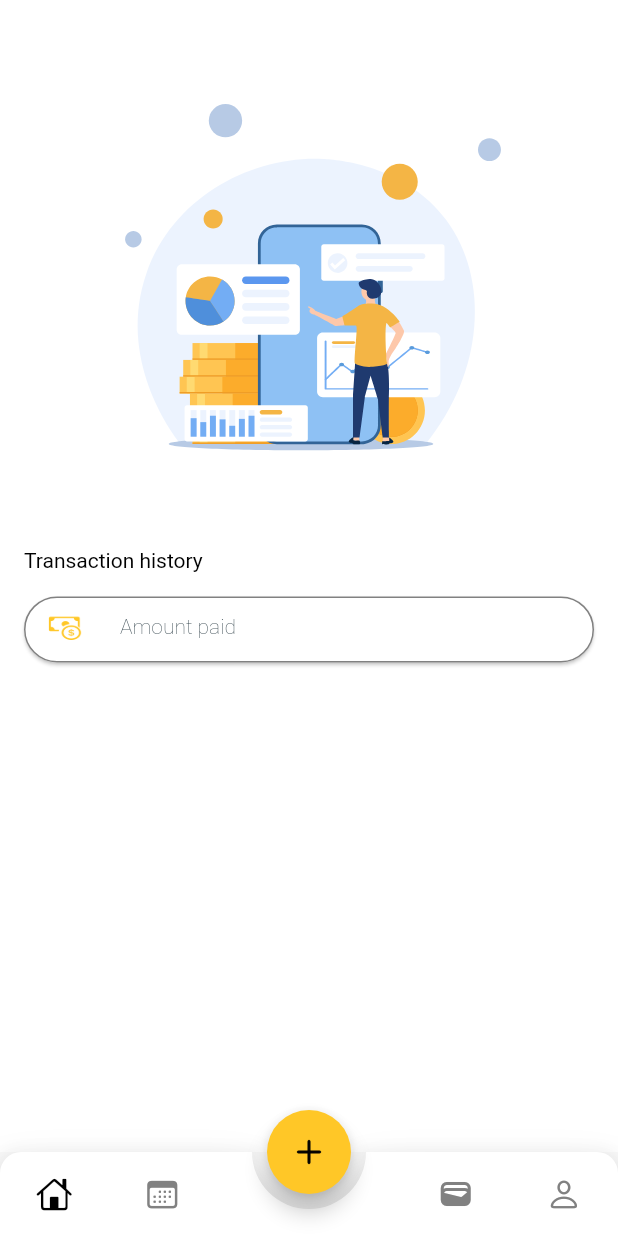
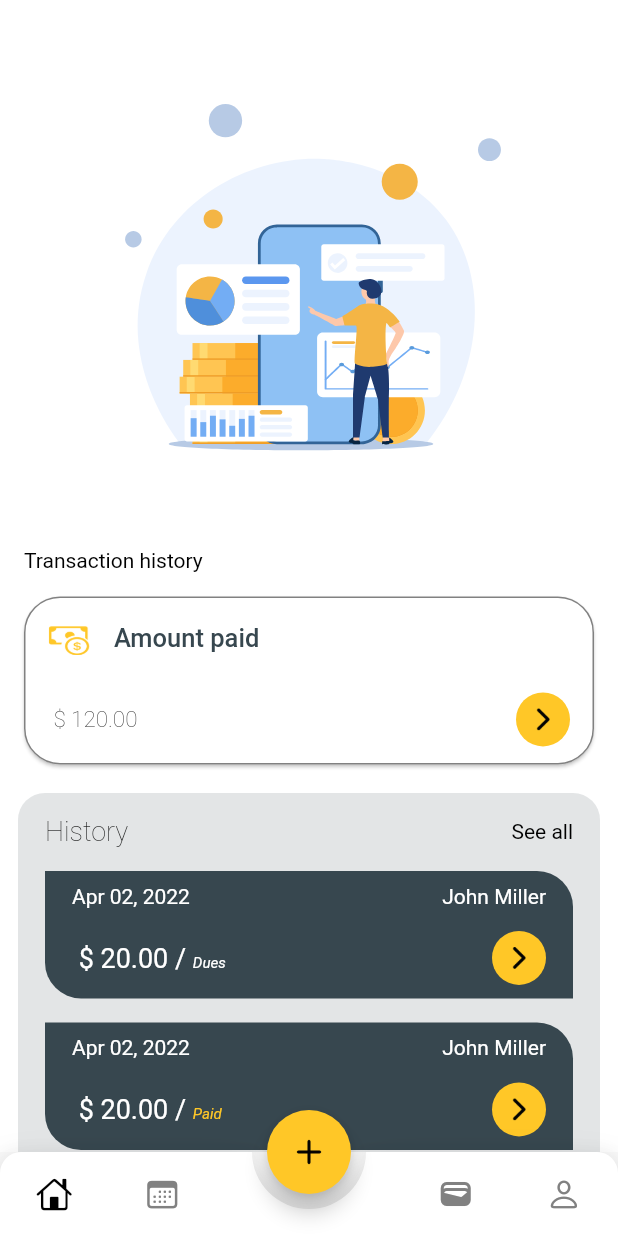
Before and after one commit to Zeeshan-progs/finance_friend, a Flutter app: the screen it shows after launch, on a phone screen of 412 x 824 dp. Run offline on Flutter 3.47's test engine with Material 2 defaults, Android fonts, the phone set to English and light mode, and no system bars; drawn by our look-alikes of animated_bottom_navigation_bar; our stand-ins replace get, get_it, lottie; Roboto replaces fonts that are missing (Poppins-Black).

Commit message:
home screen ui

```diff
--- a/lib/constants/theme.dart
+++ b/lib/constants/theme.dart
@@ -20,7 +20,19 @@ ThemeData themeData = ThemeData(
       color: AppColor.black,
       fontSize: 14,
       fontFamily: FontFamily.popins,
-      fontWeight: FontWeight.w400,
+      fontWeight: FontWeight.normal,
+    ),
+    subtitle1:  TextStyle(
+      color: AppColor.white,
+      fontSize: 14,
+      fontFamily: FontFamily.popins,
+      fontWeight: FontWeight.normal,
+    ),
+    headline6: TextStyle(
+      color: AppColor.black,
+      fontSize: 14,
+      fontFamily: FontFamily.popins,
+      fontWeight: FontWeight.w500,
     ),
   ),
 );
--- a/lib/ui/calendar/calendar.dart
+++ b/lib/ui/calendar/calendar.dart
@@ -1,3 +1,6 @@
+import 'package:finance_friend/constants/color.dart';
+import 'package:finance_friend/constants/font_family.dart';
+import 'package:finance_friend/constants/theme.dart';
 import 'package:flutter/material.dart';
 
 class Calendar extends StatelessWidget {
@@ -6,7 +9,36 @@ class Calendar extends StatelessWidget {
   @override
   Widget build(BuildContext context) {
     return Scaffold(
-      body: SafeArea(child: Text('Calendar')),
+      body: SafeArea(
+        child: SingleChildScrollView(
+          child: Column(
+            children: [
+              Theme(
+                data: ThemeData(
+                  colorScheme: const ColorScheme.light(
+                    primary: AppColor.secondary,
+                    onPrimary: AppColor.black,
+                  ),
+                  fontFamily: FontFamily.popins,
+                  textTheme: themeData.textTheme,
+                  textButtonTheme: TextButtonThemeData(
+                    style: ElevatedButton.styleFrom(
+                      primary: AppColor.black,
+                    ),
+                  ),
+                ),
+                child: CalendarDatePicker(
+                  initialDate: DateTime.now(),
+                  firstDate: DateTime(2000),
+                  lastDate: DateTime(2099),
+                  onDateChanged: (_) {},
+                  initialCalendarMode: DatePickerMode.day,
+                ),
+              ),
+            ],
+          ),
+        ),
+      ),
     );
   }
 }
--- a/lib/ui/dashboard/dashboard.dart
+++ b/lib/ui/dashboard/dashboard.dart
@@ -1,9 +1,16 @@
 import 'package:finance_friend/constants/assets.dart';
 import 'package:finance_friend/constants/color.dart';
 import 'package:finance_friend/constants/theme.dart';
+import 'package:finance_friend/utils/methods.dart';
 import 'package:finance_friend/utils/utils.dart';
 import 'package:flutter/material.dart';
+import 'package:flutter/services.dart';
+import 'package:intl/intl.dart';
 import 'package:lottie/lottie.dart';
+
+import '../../widget/history_widget.dart';
+import '../../widget/left_arrow_widget.dart';
+import 'package:get/get.dart';
 
 class Dashboard extends StatelessWidget {
   const Dashboard({Key? key}) : super(key: key);
@@ -12,13 +19,23 @@ class Dashboard extends StatelessWidget {
   Widget build(BuildContext context) {
     return Scaffold(
       backgroundColor: AppColor.white,
+      appBar: AppBar(
+        toolbarHeight: 0,
+        elevation: 0,
+        systemOverlayStyle: const SystemUiOverlayStyle(
+          statusBarColor: AppColor.white,
+          statusBarIconBrightness: Brightness.dark,
+          statusBarBrightness: Brightness.dark,
+        ),
+      ),
       body: SafeArea(
+        child: SingleChildScrollView(
           child: Column(
             mainAxisAlignment: MainAxisAlignment.start,
             crossAxisAlignment: CrossAxisAlignment.start,
             children: [
               // lets add lottie image in our app
-            DeviceUtils().blackHeight(20),
+              DeviceUtils.blackHeight(20),
               Container(
                 height: DeviceUtils.getScaledHeight(context, 0.4),
                 width: DeviceUtils.width(context),
@@ -30,7 +47,7 @@ class Dashboard extends StatelessWidget {
                 ),
               ),
 
-            DeviceUtils().blackHeight(16),
+              DeviceUtils.blackHeight(16),
               Padding(
                 padding: const EdgeInsets.symmetric(horizontal: 16.0),
                 child: Text(
@@ -39,8 +56,63 @@ class Dashboard extends StatelessWidget {
                 ),
               ),
 
-            DeviceUtils().blackHeight(16),
-            Card(
+              DeviceUtils.blackHeight(16),
+              _transactionWidget(context),
+              DeviceUtils.blackHeight(19),
+              Container(
+                width: DeviceUtils.width(context),
+                margin: const EdgeInsets.symmetric(horizontal: 12),
+                decoration: BoxDecoration(
+                  color: const Color(0xff37474F).withOpacity(0.14),
+                  borderRadius: const BorderRadius.vertical(
+                    top: Radius.circular(18),
+                  ),
+                ),
+                padding:
+                    const EdgeInsets.symmetric(horizontal: 18, vertical: 15),
+                child: Column(
+                  mainAxisAlignment: MainAxisAlignment.start,
+                  crossAxisAlignment: CrossAxisAlignment.start,
+                  children: [
+                    Row(
+                      mainAxisAlignment: MainAxisAlignment.spaceBetween,
+                      children: [
+                        Align(
+                          alignment: Alignment.center,
+                          child: Text(
+                            'History',
+                            style: themeData.textTheme.bodyText1?.copyWith(
+                              fontWeight: FontWeight.w200,
+                              fontSize: 18,
+                            ),
+                          ),
+                        ),
+                        InkWell(
+                          onTap: () {},
+                          child: Text(
+                            'See all',
+                            style: themeData.textTheme.bodyText1,
+                          ),
+                        )
+                      ],
+                    ),
+                    DeviceUtils.blackHeight(16),
+                    ...List.generate(
+                      3,
+                      (index) => HistoryCard(index: index),
+                    ),
+                  ],
+                ),
+              ),
+            ],
+          ),
+        ),
+      ),
+    );
+  }
+
+  Card _transactionWidget(BuildContext context) {
+    return Card(
       margin: const EdgeInsets.symmetric(horizontal: 16),
       color: AppColor.white,
       shape: RoundedRectangleBorder(
@@ -58,26 +130,37 @@ class Dashboard extends StatelessWidget {
                 children: [
                   Image.asset(
                     Assets.cashBanner,
-                            height: 24,
-                            width: 24,
+                    height: 40,
+                    width: 30,
                   ),
-                          DeviceUtils().blackWidth(24),
+                  DeviceUtils.blackWidth(14),
                   Text(
-                            'Amount paid',
+                    'Amount paid ',
                     style: themeData.textTheme.bodyText1?.copyWith(
-                              fontSize: 14,
-                              fontWeight: FontWeight.w200,
+                      fontSize: 17,
+                      fontWeight: FontWeight.w500,
                       color: const Color(0xff37474f),
                     ),
                   ),
                 ],
               ),
+              DeviceUtils.blackHeight(16),
+              Row(
+                mainAxisAlignment: MainAxisAlignment.spaceBetween,
+                children: [
+                  Text(
+                    currencyFormat(120),
+                    style: themeData.textTheme.bodyText1?.copyWith(
+                      fontSize: 15,
+                      color: AppColor.black,
+                      fontWeight: FontWeight.w200,
+                    ),
+                  ),
+                  ArrowWidget(),
+                ],
+              ),
             ],
           )),
-            ),
-          ],
-        ),
-      ),
     );
   }
 }
--- a/lib/utils/methods.dart
+++ b/lib/utils/methods.dart
@@ -1,3 +1,7 @@
+import 'package:intl/intl.dart' as intls;
+
 String currencyFormat(num amt) {
-  return '';
+  return intls.NumberFormat.currency(
+          decimalDigits: 2, symbol: ' \$ ', name: 'USD')
+      .format(amt);
 }
--- a/lib/utils/utils.dart
+++ b/lib/utils/utils.dart
@@ -6,14 +6,14 @@ import '../di/service utils/service_locator.dart';
 class DeviceUtils {
   var navigationService = getIt<NavigationService>().naviagatorKey;
   // blank space height
-  Widget blackHeight(double height) {
+ static Widget blackHeight(double height) {
     return Container(
       height: height,
     );
   }
 
 // blank spacec width
-  Widget blackWidth(double value) {
+static  Widget blackWidth(double value) {
     return Container(
       width: value,
     );
--- /dev/null
+++ b/lib/widget/history_widget.dart
@@ -0,0 +1,95 @@
+import 'package:flutter/material.dart';
+import 'package:get/get.dart';
+import 'package:intl/intl.dart';
+
+import '../constants/color.dart';
+import '../constants/theme.dart';
+import '../utils/methods.dart';
+import '../utils/utils.dart';
+import 'left_arrow_widget.dart';
+
+
+
+
+class HistoryCard extends StatelessWidget {
+  HistoryCard({
+    Key? key,
+    required this.index,
+  }) : super(key: key);
+  int index;
+  @override
+  Widget build(BuildContext context) {
+    return Container(
+      margin: const EdgeInsets.only(bottom: 16),
+      decoration: const BoxDecoration(
+        color: AppColor.primary,
+        borderRadius: BorderRadius.only(
+          topRight: Radius.circular(24),
+          bottomLeft: Radius.circular(24),
+        ),
+      ),
+      padding: const EdgeInsets.symmetric(
+        horizontal: 18,
+        vertical: 9,
+      ),
+      child: Column(
+        mainAxisSize: MainAxisSize.min,
+        children: [
+          Row(
+            children: [
+              Expanded(
+                child: Text(
+                  DateFormat('MMM dd, yyyy').format(
+                    DateTime(2022, 4, 2),
+                  ),
+                  style: themeData.textTheme.bodyText1!.copyWith(
+                    color: AppColor.white,
+                    fontWeight: FontWeight.normal,
+                    fontSize: 14,
+                  ),
+                ),
+              ),
+              Text(
+                'John miller'.capitalize!,
+                style: themeData.textTheme.subtitle1!.copyWith(
+                  color: AppColor.white,
+                ),
+              ),
+            ],
+          ),
+          DeviceUtils.blackHeight(15),
+          Row(
+            mainAxisAlignment: MainAxisAlignment.spaceBetween,
+            children: [
+              Expanded(
+                child: RichText(
+                  text: TextSpan(
+                      text: currencyFormat(20),
+                      style:
+                          themeData.textTheme.subtitle1?.copyWith(fontSize: 18),
+                      children: [
+                        const TextSpan(
+                          text: ' / ',
+                        ),
+                        TextSpan(
+                          text: index.isEven ? 'Dues' : 'Paid',
+                          style: themeData.textTheme.subtitle1?.copyWith(
+                            fontSize: 10,
+                            fontWeight: FontWeight.normal,
+                            fontStyle: FontStyle.italic,
+                            color: index.isEven
+                                ? AppColor.white
+                                : AppColor.secondary,
+                          ),
+                        ),
+                      ]),
+                ),
+              ),
+              ArrowWidget(),
+            ],
+          )
+        ],
+      ),
+    );
+  }
+}
--- /dev/null
+++ b/lib/widget/left_arrow_widget.dart
@@ -0,0 +1,28 @@
+import 'package:flutter/material.dart';
+
+import '../constants/assets.dart';
+import '../constants/color.dart';
+
+class ArrowWidget extends StatelessWidget {
+  ArrowWidget({
+    Key? key,
+    this.onTap,
+  }) : super(key: key);
+
+  void Function()? onTap;
+  @override
+  Widget build(BuildContext context) {
+    return InkWell(
+      onTap: onTap,
+      child: CircleAvatar(
+        maxRadius: 18,
+        backgroundColor: AppColor.secondary,
+        child: Image.asset(
+          Assets.leftArrow,
+          height: 25,
+          width: 25,
+        ),
+      ),
+    );
+  }
+}
--- a/pubspec.yaml
+++ b/pubspec.yaml
@@ -29,8 +29,9 @@ dependencies:
   lottie: ^1.3.0
 
 # formating date/time, currency and necessary formating
-intl: ^0.17.0
+  intl: ^0.17.0
 
+  syncfusion_flutter_calendar: ^20.1.60
 
 
 dev_dependencies:
```
Also changed, not shown: pubspec.lock. Lines whose indentation alone changed are shown as unchanged.
